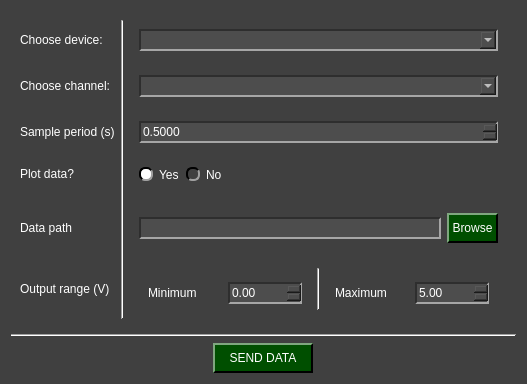
First picture: the form in pydaq/uis/PyDAQ_send_data_NIDAQ_widget.ui, repository samirmartins/pydaq, before the edit.
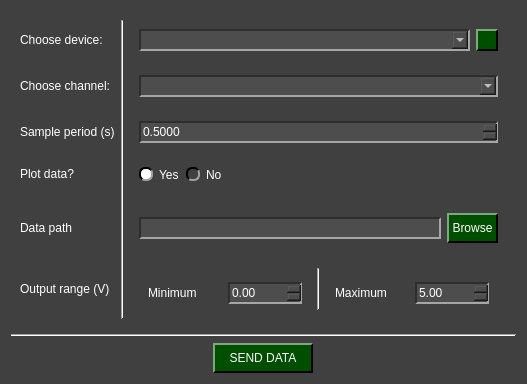
Second picture: the form after the edit. Icons and pictures are not drawn.

Commit message: Reload devices on NIDAQ tabs

The edit to the form file:
```diff
--- a/pydaq/uis/PyDAQ_send_data_NIDAQ_widget.ui
+++ b/pydaq/uis/PyDAQ_send_data_NIDAQ_widget.ui
@@ -165,7 +165,32 @@
 
 QRadioButton::indicator::pressed{
 	border: 1.5px solid #505050
-}</string>
+}
+
+QPushButton#reload_devices{
+	image: url(:/imgs/imgs/reload.png);
+	width: 11px;
+	background-color: rgb(0, 79, 0);
+
+	border-top: 1.5px solid rgb(127, 167, 127);
+	border-left: 1.5px solid rgb(127, 167, 127);
+
+	border-bottom: 1.5px solid rgb(0, 0, 0);
+	border-right: 1.5px solid rgb(0, 0, 0);
+
+	
+	font: 12pt &quot;Helvetica&quot;;
+	text-align:center;
+}
+
+QPushButton#reload_devices:hover{
+	background-color: rgb(0, 50, 0);
+}
+
+QPushButton#reload_devices:pressed{
+	border: 2px solid rgb(255, 255, 255);
+}
+</string>
   </property>
   <layout class="QGridLayout" name="gridLayout_2">
    <item row="0" column="0">
@@ -190,6 +215,25 @@
            </property>
           </widget>
          </item>
+         <item row="0" column="1">
+          <widget class="QPushButton" name="reload_devices">
+           <property name="minimumSize">
+            <size>
+             <width>22</width>
+             <height>22</height>
+            </size>
+           </property>
+           <property name="maximumSize">
+            <size>
+             <width>22</width>
+             <height>22</height>
+            </size>
+           </property>
+           <property name="text">
+            <string/>
+           </property>
+          </widget>
+         </item>
         </layout>
        </widget>
       </item>
```
The commit also changes 9 other files.
